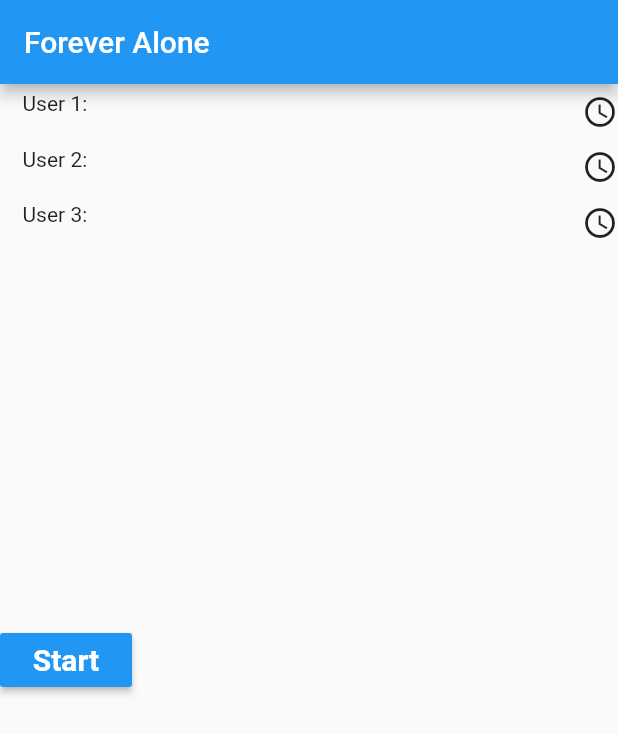
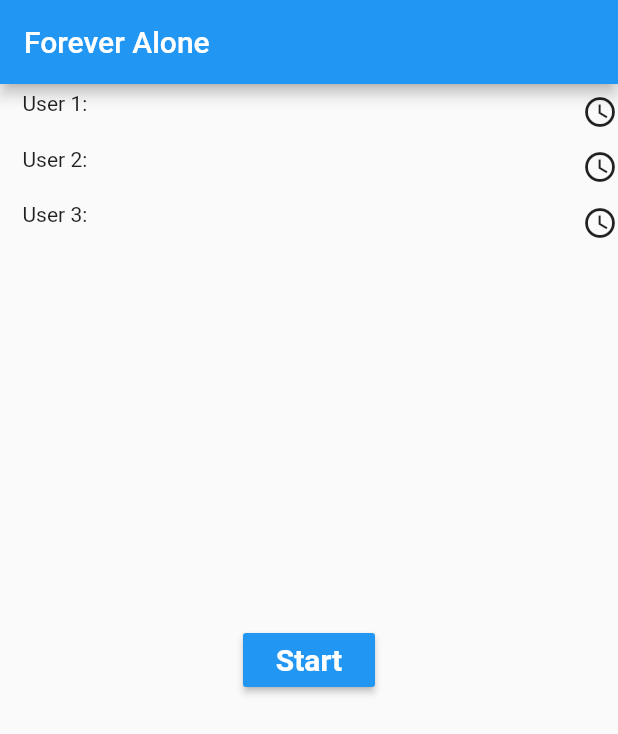
Before and after one commit to artem1989/QwilTest, a Flutter app: the screen it shows after launch, on a phone screen of 412 x 824 dp. Shown: the top 734 px of the screen. Run offline on Flutter 3.47's test engine with Material 2 defaults, Android fonts, the phone set to English and light mode, and no system bars; our stand-ins replace flutter_redux, redux, rxdart; missing offline and left inert: redux_epics.

Commit message:
update ui

```diff
--- a/lib/redux/reducers.dart
+++ b/lib/redux/reducers.dart
@@ -25,7 +25,6 @@ AppState _onSimulationToggle(AppState state, UISimulationToggle action) {
 
 AppState _onFirstMessageSuccess(
     AppState state, FirstUserMessageSuccessAction action) {
-
   return new AppState(
       _buildSummary(state, action.timeStamp),
       action.message,
--- a/lib/ui/main_app_component.dart
+++ b/lib/ui/main_app_component.dart
@@ -48,7 +48,9 @@ class MyHomePage extends StatelessWidget {
                   return new Column(
                       mainAxisAlignment: MainAxisAlignment.center,
                       children: <Widget>[
-                        new RaisedButton(
+                        new Align(
+                            alignment: Alignment.center,
+                            child: new RaisedButton(
                               onPressed: vm.onToggle,
                               textColor: Colors.white,
                               color: Colors.blue,
@@ -59,7 +61,7 @@ class MyHomePage extends StatelessWidget {
                                   fontSize: 20.0,
                                 ),
                               ),
-                        )
+                            ))
                       ]);
                 },
               ),
--- a/lib/users_data.dart
+++ b/lib/users_data.dart
@@ -6,7 +6,7 @@ class ChatApi {
 
   static const INT_MIN_BOUND = 1;
   static const INT_MAX_BOUND = 2;
-  static const RANDOM_STRING_LENGTH = 20;
+  static const RANDOM_STRING_LENGTH = 30;
 
   int _next(int min, int max) => min + _random.nextInt(max - min);
 
@@ -26,6 +26,7 @@ class ChatApi {
   Observable<Timestamped<String>> thirdUserMessages() =>
       _simulateTimedMessage();
 
+  /// Simulate timestampted observable random string messages periodically between 1 and 2 seconds
   Observable<Timestamped<String>> _simulateTimedMessage() {
     return Observable.periodic(
         Duration(seconds: _next(INT_MIN_BOUND, INT_MAX_BOUND)),
```
Also changed, not shown: 1 other file. Lines whose indentation alone changed are shown as unchanged.
